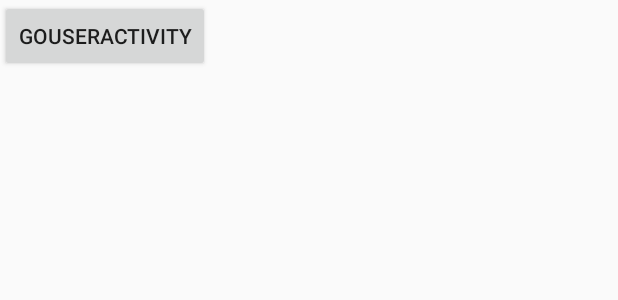
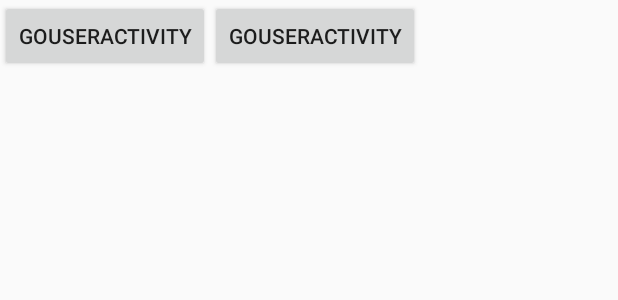
Before and after one commit to FlyJingFish/ModuleCommunication, an Android app: the layout activity_login.xml on its own in the app's theme, with its tools: preview values and no code run, on a phone screen of 412 x 824 dp. Shown: the top 300 px of the screen. Run offline under Robolectric (Android 15) with nearby library versions, the phone set to English and light mode, and no system bars.

Commit message:
完善route

```diff
--- a/lib-login/src/main/res/layout/activity_login.xml
+++ b/lib-login/src/main/res/layout/activity_login.xml
@@ -3,6 +3,11 @@
     android:layout_width="match_parent"
     android:layout_height="match_parent"
     xmlns:app="http://schemas.android.com/apk/res-auto">
+    <FrameLayout
+        android:id="@+id/container"
+        android:layout_width="match_parent"
+        android:layout_height="match_parent"
+        android:layout_marginTop="100dp"/>
     <Button
         android:id="@+id/btn_go"
         android:layout_width="wrap_content"
@@ -10,4 +15,11 @@
         app:layout_constraintTop_toTopOf="parent"
         app:layout_constraintStart_toStartOf="parent"
         android:text="GoUserActivity"/>
+    <Button
+        android:id="@+id/btn_go_fragment"
+        android:layout_width="wrap_content"
+        android:layout_height="wrap_content"
+        app:layout_constraintTop_toTopOf="parent"
+        app:layout_constraintStart_toEndOf="@+id/btn_go"
+        android:text="GoUserActivity"/>
 </androidx.constraintlayout.widget.ConstraintLayout>
```
Also changed, not shown: lib-login/src/main/java/com/flyjingfish/login/LoginActivity.kt (+7 -0 lines), lib-user/src/main/java/com/flyjingfish/user/UserFragment.kt (added, +34 -0 lines).
